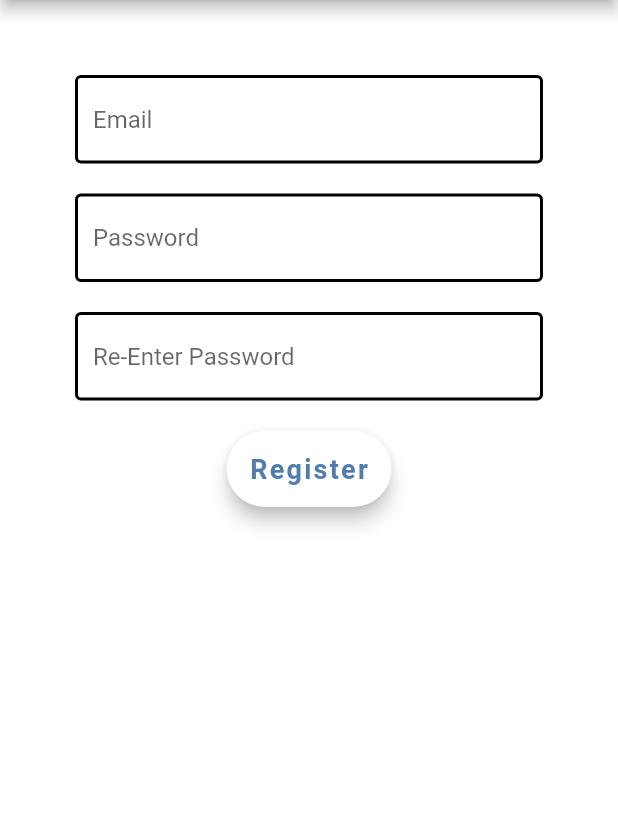
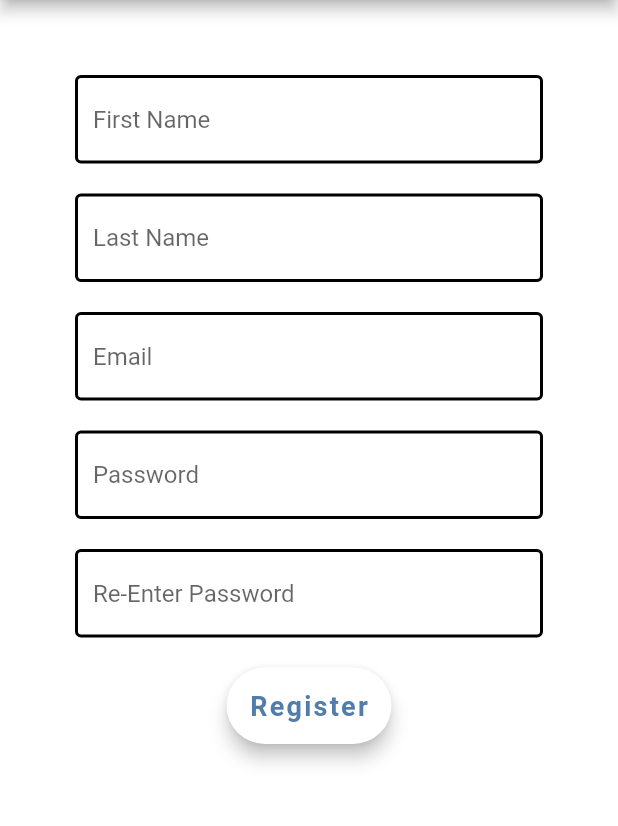
Before and after one commit to swapnil3099/flutter_ebook, a Flutter app: the screen it shows after launch, after a tap on "LOGIN", after a tap on "Register", on a phone screen of 412 x 824 dp, the part 84-910 px from its top. Run offline on Flutter 3.47's test engine with Material 2 defaults, Android fonts, the phone set to English and light mode, and no system bars; our stand-ins replace curved_navigation_bar, firebase_auth; missing offline and left inert: advance_pdf_viewer, giffy_dialog; accounts and stored records are empty; Roboto replaces fonts that are missing (OpenSans).

Commit message:
minor changes

```diff
--- a/lib/authenticate/register.dart
+++ b/lib/authenticate/register.dart
@@ -1,3 +1,4 @@
+import 'package:flutter_ebook/loading.dart';
 import 'package:flutter_ebook/services/auth.dart';
 import 'package:flutter/material.dart';
 
@@ -14,15 +15,18 @@ class _RegisterState extends State<Register> {
 
   final AuthService _auth =AuthService();
   final _formKey = GlobalKey<FormState>();
+  bool loading = false;
 
   String email = '';
+  String firstname = '';
+  String surname = '';
   String password = '';
   String rePassword = '';
   String error = '';
 
   @override
   Widget build(BuildContext context) {
-    return Scaffold(
+    return loading ? Loading() : Scaffold(
       appBar: AppBar(
         title: Text('Sign-Up'),
         actions: <Widget>[
@@ -37,6 +41,38 @@ class _RegisterState extends State<Register> {
           child: Column(
             children: <Widget>[
               SizedBox(height: 30,),
+              TextFormField(
+                decoration: InputDecoration(hintText: 'First Name',
+                    enabledBorder: OutlineInputBorder(borderSide: BorderSide(color: Colors.black,width: 2)
+                    ),
+                    focusedBorder: OutlineInputBorder(borderSide: BorderSide(color: Colors.blueAccent,width: 2)
+                    )
+                ),
+                validator: (val) => val.isEmpty ? 'Cannot be empty' : null,
+                onChanged: (val) {
+                  setState(() {
+                    //Register.password = val;
+                    firstname = val;
+                  });
+                },
+              ),
+              SizedBox(height: 20.0,),
+              TextFormField(
+                decoration: InputDecoration(hintText: 'Last Name',
+                    enabledBorder: OutlineInputBorder(borderSide: BorderSide(color: Colors.black,width: 2)
+                    ),
+                    focusedBorder: OutlineInputBorder(borderSide: BorderSide(color: Colors.blueAccent,width: 2)
+                    )
+                ),
+                validator: (val) => val.isEmpty ? 'Cannot be empty' : null,
+                onChanged: (val) {
+                  setState(() {
+                    //Register.password = val;
+                    surname = val;
+                  });
+                },
+              ),
+              SizedBox(height: 20.0,),
               TextFormField(
                 decoration: InputDecoration(hintText: 'Email',
                     enabledBorder: OutlineInputBorder(borderSide: BorderSide(color: Colors.black,width: 2)
@@ -103,10 +139,16 @@ class _RegisterState extends State<Register> {
                 color: Colors.white,
                 elevation: 5.0,
                 onPressed: () async{
+                  setState(() => loading = true);
                   if(_formKey.currentState.validate()){
                     dynamic result = await _auth.registerWithEmailAndPassword(email, password);
                     if(result == null){
-                      setState(() => error = 'please supply a valid email');
+                      setState((){
+                        error = 'please supply a valid email';
+                        loading = false;
+                      });
+
+
                     }
                     else{
                     }
--- a/lib/authenticate/signin.dart
+++ b/lib/authenticate/signin.dart
@@ -1,3 +1,4 @@
+import 'package:flutter_ebook/loading.dart';
 import 'package:flutter_ebook/services/auth.dart';
 import 'package:flutter/material.dart';
 
@@ -14,13 +15,15 @@ class _SignInState extends State<SignIn> {
 
   final _formKey = GlobalKey<FormState>();
   final AuthService _auth = AuthService();
+  bool loading = false;
+
   String email = '';
   String password = '';
   String error = '';
 
   @override
   Widget build(BuildContext context) {
-    return Scaffold(
+    return loading ? Loading() : Scaffold(
       appBar: AppBar(
         title: Text("Sign In"),
         actions: <Widget>[
@@ -80,9 +83,11 @@ class _SignInState extends State<SignIn> {
                 elevation: 5.0,
                 onPressed: () async{
                   if(_formKey.currentState.validate()){
+                    setState(() => loading = true);
                     dynamic result = await _auth.signInWithEmailAndPassword(email, password);
                     if(result == null){
                       setState(() => error = 'COULD NOT SIGN IN WITH THOSE CREDENTIALS');
+                      loading = false;
                     }
                     else{
 
--- a/pubspec.yaml
+++ b/pubspec.yaml
@@ -23,6 +23,7 @@ dependencies:
   # Use with the CupertinoIcons class for iOS style icons.
   http:
   curved_navigation_bar: ^0.3.3
+  flutter_spinkit: "^4.1.2"
   photo_view:
   cupertino_icons: ^0.1.2
   firebase_auth: ^0.14.0+5
```
Also changed, not shown: pubspec.lock, 6 other files.
